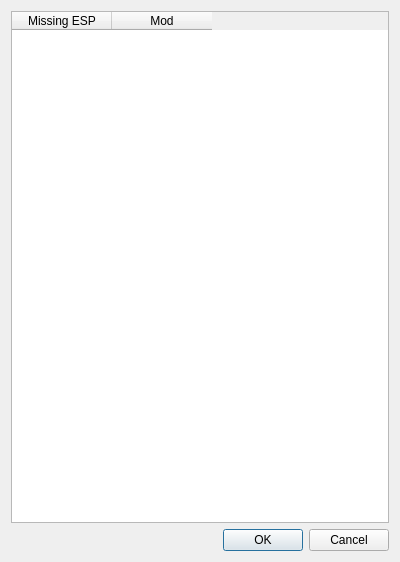
This is source/modorganizer/src/activatemodsdialog.ui in ArialSenki/MO2-Revamped as Qt 5 draws it before an edit. The edited form follows.
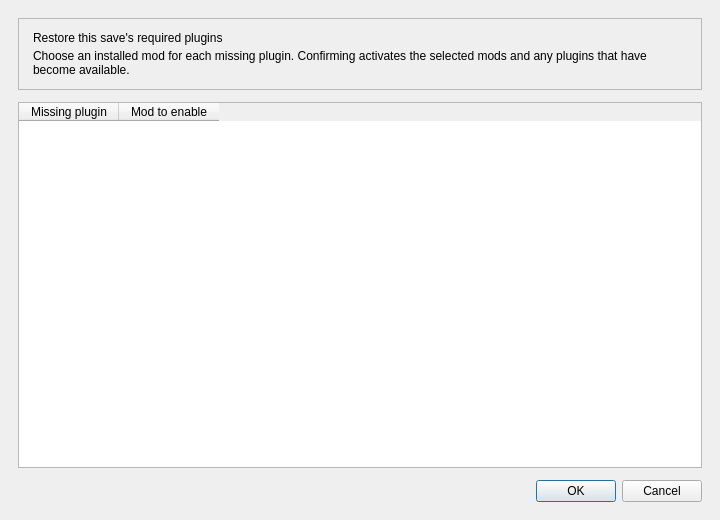
This is the edited form.

Diff of the .ui file:
```diff
--- a/source/modorganizer/src/activatemodsdialog.ui
+++ b/source/modorganizer/src/activatemodsdialog.ui
@@ -6,16 +6,46 @@
    <rect>
     <x>0</x>
     <y>0</y>
-    <width>400</width>
-    <height>562</height>
+   <width>720</width>
+   <height>520</height>
    </rect>
   </property>
   <property name="windowTitle">
    <string>Activate Mods</string>
   </property>
-  <layout class="QVBoxLayout" name="verticalLayout">
-   <item>
-    <widget class="QTableWidget" name="modsTable">
+ <layout class="QVBoxLayout" name="verticalLayout">
+  <property name="leftMargin"><number>18</number></property>
+  <property name="topMargin"><number>18</number></property>
+  <property name="rightMargin"><number>18</number></property>
+  <property name="bottomMargin"><number>18</number></property>
+  <property name="spacing"><number>12</number></property>
+  <item>
+   <widget class="QFrame" name="activateHeaderCard">
+    <property name="frameShape"><enum>QFrame::StyledPanel</enum></property>
+    <property name="frameShadow"><enum>QFrame::Plain</enum></property>
+    <layout class="QVBoxLayout" name="activateHeaderLayout">
+     <property name="leftMargin"><number>14</number></property>
+     <property name="topMargin"><number>12</number></property>
+     <property name="rightMargin"><number>14</number></property>
+     <property name="bottomMargin"><number>12</number></property>
+     <property name="spacing"><number>4</number></property>
+     <item>
+      <widget class="QLabel" name="dialogHeading">
+       <property name="text"><string>Restore this save's required plugins</string></property>
+      </widget>
+     </item>
+     <item>
+      <widget class="QLabel" name="dialogDescription">
+       <property name="wordWrap"><bool>true</bool></property>
+       <property name="text"><string>Choose an installed mod for each missing plugin. Confirming activates the selected mods and any plugins that have become available.</string></property>
+      </widget>
+     </item>
+    </layout>
+   </widget>
+  </item>
+  <item>
+   <widget class="QTableWidget" name="modsTable">
+    <property name="minimumSize"><size><width>0</width><height>250</height></size></property>
      <property name="toolTip">
       <string>This is a list of esps, esms, and esls that were active when the save game was created.</string>
      </property>
@@ -34,12 +64,12 @@
      </property>
      <column>
       <property name="text">
-       <string>Missing ESP</string>
+       <string>Missing plugin</string>
       </property>
      </column>
      <column>
       <property name="text">
-       <string>Mod</string>
+       <string>Mod to enable</string>
       </property>
      </column>
     </widget>
```
Left out of the diff: 2 changed lines with no effect on the pictures.
